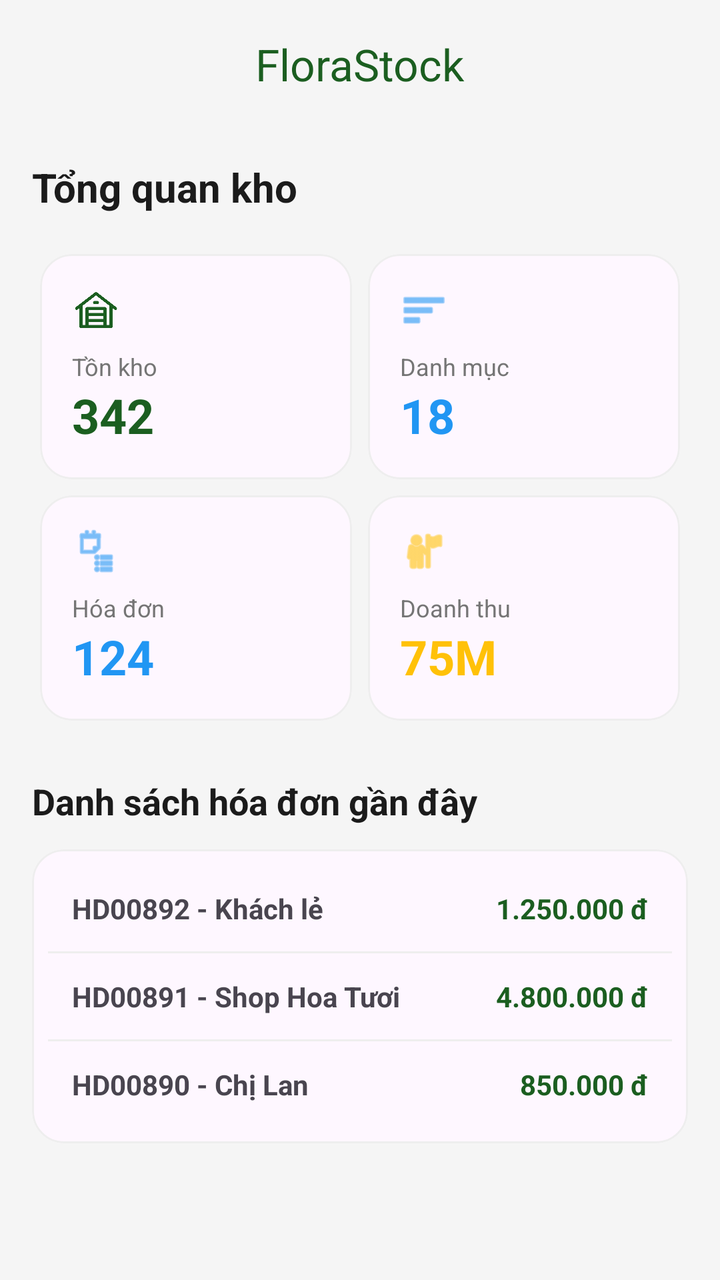
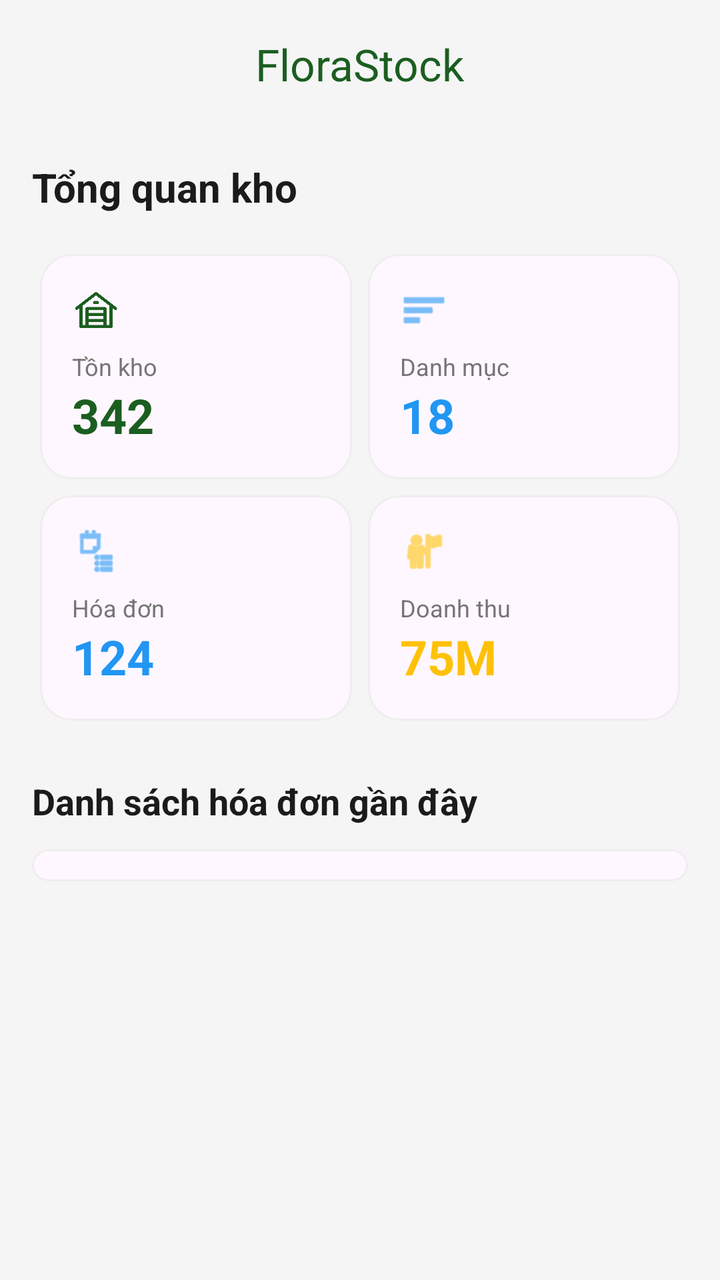

Before-and-after screenshots of an Android layout around one commit, followed by the original layout XML and the change that was made.
<!-- AndroidManifest.xml: application theme Theme.QuanLyKho -->
<!-- res/layout/fragment_dashboard.xml -->
<?xml version="1.0" encoding="utf-8"?>
<androidx.coordinatorlayout.widget.CoordinatorLayout xmlns:android="http://schemas.android.com/apk/res/android"
    xmlns:app="http://schemas.android.com/apk/res-auto"
    android:layout_width="match_parent"
    android:layout_height="match_parent"
    android:background="@color/background">

    <com.google.android.material.appbar.AppBarLayout
        android:layout_width="match_parent"
        android:layout_height="wrap_content"
        android:background="@android:color/transparent"
        app:elevation="0dp">

        <com.google.android.material.appbar.MaterialToolbar
            android:id="@+id/toolbar"
            android:layout_width="match_parent"
            android:layout_height="?attr/actionBarSize"
            app:title="FloraStock"
            app:titleTextColor="@color/primary"
            app:titleCentered="true" />

    </com.google.android.material.appbar.AppBarLayout>

    <androidx.core.widget.NestedScrollView
        android:layout_width="match_parent"
        android:layout_height="match_parent"
        app:layout_behavior="@string/appbar_scrolling_view_behavior">

        <LinearLayout
            android:layout_width="match_parent"
            android:layout_height="wrap_content"
            android:orientation="vertical"
            android:padding="16dp">

            <TextView
                android:layout_width="wrap_content"
                android:layout_height="wrap_content"
                android:text="Tổng quan kho"
                android:textSize="20sp"
                android:textStyle="bold"
                android:textColor="@color/onBackground"
                android:layout_marginBottom="16dp"/>

            <GridLayout
                android:layout_width="match_parent"
                android:layout_height="wrap_content"
                android:columnCount="2"
                android:rowCount="2"
                android:alignmentMode="alignMargins"
                android:columnOrderPreserved="false">

                
                <com.google.android.material.card.MaterialCardView
                    android:layout_width="0dp"
                    android:layout_height="wrap_content"
                    android:layout_columnWeight="1"
                    android:layout_margin="4dp"
                    app:cardCornerRadius="16dp"
                    app:cardElevation="0dp"
                    app:strokeWidth="1dp"
                    app:strokeColor="@color/divider">

                    <LinearLayout
                        android:layout_width="match_parent"
                        android:layout_height="wrap_content"
                        android:orientation="vertical"
                        android:padding="16dp">
                        <ImageView
                            android:layout_width="24dp"
                            android:layout_height="24dp"
                            android:src="@drawable/warehouse"
                            app:tint="@color/primary"/>
                        <TextView
                            android:layout_width="wrap_content"
                            android:layout_height="wrap_content"
                            android:text="Tồn kho"
                            android:textSize="12sp"
                            android:layout_marginTop="8dp"
                            android:textColor="@color/text_secondary"/>
                        <TextView
                            android:id="@+id/tvTotalStock"
                            android:layout_width="wrap_content"
                            android:layout_height="wrap_content"
                            android:text="342"
                            android:textSize="24sp"
                            android:textStyle="bold"
                            android:textColor="@color/primary"/>
                    </LinearLayout>
                </com.google.android.material.card.MaterialCardView>

                
                <com.google.android.material.card.MaterialCardView
                    android:layout_width="0dp"
                    android:layout_height="wrap_content"
                    android:layout_columnWeight="1"
                    android:layout_margin="4dp"
                    app:cardCornerRadius="16dp"
                    app:cardElevation="0dp"
                    app:strokeWidth="1dp"
                    app:strokeColor="@color/divider">

                    <LinearLayout
                        android:layout_width="match_parent"
                        android:layout_height="wrap_content"
                        android:orientation="vertical"
                        android:padding="16dp">
                        <ImageView
                            android:layout_width="24dp"
                            android:layout_height="24dp"
                            android:src="@android:drawable/ic_menu_sort_by_size"
                            app:tint="@color/status_info"/>
                        <TextView
                            android:layout_width="wrap_content"
                            android:layout_height="wrap_content"
                            android:text="Danh mục"
                            android:textSize="12sp"
                            android:layout_marginTop="8dp"
                            android:textColor="@color/text_secondary"/>
                        <TextView
                            android:id="@+id/tvCategoriesCount"
                            android:layout_width="wrap_content"
                            android:layout_height="wrap_content"
                            android:text="18"
                            android:textSize="24sp"
                            android:textStyle="bold"
                            android:textColor="@color/status_info"/>
                    </LinearLayout>
                </com.google.android.material.card.MaterialCardView>

                
                <com.google.android.material.card.MaterialCardView
                    android:layout_width="0dp"
                    android:layout_height="wrap_content"
                    android:layout_columnWeight="1"
                    android:layout_margin="4dp"
                    app:cardCornerRadius="16dp"
                    app:cardElevation="0dp"
                    app:strokeWidth="1dp"
                    app:strokeColor="@color/divider">

                    <LinearLayout
                        android:layout_width="match_parent"
                        android:layout_height="wrap_content"
                        android:orientation="vertical"
                        android:padding="16dp">
                        <ImageView
                            android:layout_width="24dp"
                            android:layout_height="24dp"
                            android:src="@android:drawable/ic_menu_agenda"
                            app:tint="@color/status_info"/>
                        <TextView
                            android:layout_width="wrap_content"
                            android:layout_height="wrap_content"
                            android:text="Hóa đơn"
                            android:textSize="12sp"
                            android:layout_marginTop="8dp"
                            android:textColor="@color/text_secondary"/>
                        <TextView
                            android:id="@+id/tvInvoicesCount"
                            android:layout_width="wrap_content"
                            android:layout_height="wrap_content"
                            android:text="124"
                            android:textSize="24sp"
                            android:textStyle="bold"
                            android:textColor="@color/status_info"/>
                    </LinearLayout>
                </com.google.android.material.card.MaterialCardView>

                
                <com.google.android.material.card.MaterialCardView
                    android:layout_width="0dp"
                    android:layout_height="wrap_content"
                    android:layout_columnWeight="1"
                    android:layout_margin="4dp"
                    app:cardCornerRadius="16dp"
                    app:cardElevation="0dp"
                    app:strokeWidth="1dp"
                    app:strokeColor="@color/divider">

                    <LinearLayout
                        android:layout_width="match_parent"
                        android:layout_height="wrap_content"
                        android:orientation="vertical"
                        android:padding="16dp">
                        <ImageView
                            android:layout_width="24dp"
                            android:layout_height="24dp"
                            android:src="@android:drawable/ic_menu_myplaces"
                            app:tint="@color/status_warning"/>
                        <TextView
                            android:layout_width="wrap_content"
                            android:layout_height="wrap_content"
                            android:text="Doanh thu"
                            android:textSize="12sp"
                            android:layout_marginTop="8dp"
                            android:textColor="@color/text_secondary"/>
                        <TextView
                            android:id="@+id/tvMonthlyRevenue"
                            android:layout_width="wrap_content"
                            android:layout_height="wrap_content"
                            android:text="75M"
                            android:textSize="24sp"
                            android:textStyle="bold"
                            android:textColor="@color/status_warning"/>
                    </LinearLayout>
                </com.google.android.material.card.MaterialCardView>

            </GridLayout>

            <TextView
                android:layout_width="wrap_content"
                android:layout_height="wrap_content"
                android:text="Danh sách hóa đơn gần đây"
                android:textSize="18sp"
                android:textStyle="bold"
                android:layout_marginTop="24dp"
                android:layout_marginBottom="12dp"
                android:textColor="@color/onBackground"/>

            <com.google.android.material.card.MaterialCardView
                android:layout_width="match_parent"
                android:layout_height="wrap_content"
                app:cardCornerRadius="16dp"
                app:cardElevation="0dp"
                app:strokeWidth="1dp"
                app:strokeColor="@color/divider">

                <LinearLayout
                    android:id="@+id/containerRecentInvoices"
                    android:layout_width="match_parent"
                    android:layout_height="wrap_content"
                    android:orientation="vertical"
                    android:padding="8dp">

                    <RelativeLayout
                        android:layout_width="match_parent"
                        android:layout_height="wrap_content"
                        android:padding="12dp">
                        <TextView
                            android:layout_width="wrap_content"
                            android:layout_height="wrap_content"
                            android:text="HD00892 - Khách lẻ"
                            android:textStyle="bold"
                            android:textSize="14sp"/>
                        <TextView
                            android:layout_width="wrap_content"
                            android:layout_height="wrap_content"
                            android:layout_alignParentEnd="true"
                            android:text="1.250.000 đ"
                            android:textColor="@color/primary"
                            android:textStyle="bold"/>
                    </RelativeLayout>
                    <View
                        android:layout_width="match_parent"
                        android:layout_height="1dp"
                        android:background="@color/divider"/>
                    <RelativeLayout
                        android:layout_width="match_parent"
                        android:layout_height="wrap_content"
                        android:padding="12dp">
                        <TextView
                            android:layout_width="wrap_content"
                            android:layout_height="wrap_content"
                            android:text="HD00891 - Shop Hoa Tươi"
                            android:textStyle="bold"
                            android:textSize="14sp"/>
                        <TextView
                            android:layout_width="wrap_content"
                            android:layout_height="wrap_content"
                            android:layout_alignParentEnd="true"
                            android:text="4.800.000 đ"
                            android:textColor="@color/primary"
                            android:textStyle="bold"/>
                    </RelativeLayout>
                    <View
                        android:layout_width="match_parent"
                        android:layout_height="1dp"
                        android:background="@color/divider"/>
                    <RelativeLayout
                        android:layout_width="match_parent"
                        android:layout_height="wrap_content"
                        android:padding="12dp">
                        <TextView
                            android:layout_width="wrap_content"
                            android:layout_height="wrap_content"
                            android:text="HD00890 - Chị Lan"
                            android:textStyle="bold"
                            android:textSize="14sp"/>
                        <TextView
                            android:layout_width="wrap_content"
                            android:layout_height="wrap_content"
                            android:layout_alignParentEnd="true"
                            android:text="850.000 đ"
                            android:textColor="@color/primary"
                            android:textStyle="bold"/>
                    </RelativeLayout>

                </LinearLayout>
            </com.google.android.material.card.MaterialCardView>

        </LinearLayout>
    </androidx.core.widget.NestedScrollView>

</androidx.coordinatorlayout.widget.CoordinatorLayout>
<!-- resources referenced by this layout -->
<resources>
  <color name="background">#F5F5F5</color>
  <color name="divider">#EEEEEE</color>
  <color name="onBackground">#1B1B1B</color>
  <color name="primary">#1B5E20</color>
  <color name="status_info">#2196F3</color>
  <color name="status_warning">#FFC107</color>
  <color name="text_secondary">#757575</color>
  <!-- drawable warehouse: png bitmap (drawable, 5932 bytes) -->
  <style name="Theme.QuanLyKho" parent="Base.Theme.QuanLyKho" />
  <style name="Base.Theme.QuanLyKho" parent="Theme.Material3.DayNight.NoActionBar">
          
          <item name="colorPrimary">@color/primary</item>
          <item name="colorOnPrimary">@color/onPrimary</item>
          <item name="colorPrimaryContainer">@color/primaryContainer</item>
          <item name="colorOnPrimaryContainer">@color/onPrimaryContainer</item>
          <item name="colorSecondary">@color/secondary</item>
          <item name="colorOnSecondary">@color/onSecondary</item>
          <item name="android:statusBarColor">@color/primary</item>
          <item name="android:windowBackground">@color/background</item>
      </style>
  <color name="onPrimary">#FFFFFF</color>
  <color name="primaryContainer">#C8E6C9</color>
  <color name="onPrimaryContainer">#002107</color>
  <color name="secondary">#2E7D32</color>
  <color name="onSecondary">#FFFFFF</color>
</resources>

<!-- the commit's change to res/layout/fragment_dashboard.xml (unified diff, before → after) -->
@@ -232,68 +232,7 @@
                     android:orientation="vertical"
                     android:padding="8dp">
 
-                    <RelativeLayout
-                        android:layout_width="match_parent"
-                        android:layout_height="wrap_content"
-                        android:padding="12dp">
-                        <TextView
-                            android:layout_width="wrap_content"
-                            android:layout_height="wrap_content"
-                            android:text="HD00892 - Khách lẻ"
-                            android:textStyle="bold"
-                            android:textSize="14sp"/>
-                        <TextView
-                            android:layout_width="wrap_content"
-                            android:layout_height="wrap_content"
-                            android:layout_alignParentEnd="true"
-                            android:text="1.250.000 đ"
-                            android:textColor="@color/primary"
-                            android:textStyle="bold"/>
-                    </RelativeLayout>
-                    <View
-                        android:layout_width="match_parent"
-                        android:layout_height="1dp"
-                        android:background="@color/divider"/>
-                    <RelativeLayout
-                        android:layout_width="match_parent"
-                        android:layout_height="wrap_content"
-                        android:padding="12dp">
-                        <TextView
-                            android:layout_width="wrap_content"
-                            android:layout_height="wrap_content"
-                            android:text="HD00891 - Shop Hoa Tươi"
-                            android:textStyle="bold"
-                            android:textSize="14sp"/>
-                        <TextView
-                            android:layout_width="wrap_content"
-                            android:layout_height="wrap_content"
-                            android:layout_alignParentEnd="true"
-                            android:text="4.800.000 đ"
-                            android:textColor="@color/primary"
-                            android:textStyle="bold"/>
-                    </RelativeLayout>
-                    <View
-                        android:layout_width="match_parent"
-                        android:layout_height="1dp"
-                        android:background="@color/divider"/>
-                    <RelativeLayout
-                        android:layout_width="match_parent"
-                        android:layout_height="wrap_content"
-                        android:padding="12dp">
-                        <TextView
-                            android:layout_width="wrap_content"
-                            android:layout_height="wrap_content"
-                            android:text="HD00890 - Chị Lan"
-                            android:textStyle="bold"
-                            android:textSize="14sp"/>
-                        <TextView
-                            android:layout_width="wrap_content"
-                            android:layout_height="wrap_content"
-                            android:layout_alignParentEnd="true"
-                            android:text="850.000 đ"
-                            android:textColor="@color/primary"
-                            android:textStyle="bold"/>
-                    </RelativeLayout>
+                    
 
                 </LinearLayout>
             </com.google.android.material.card.MaterialCardView>
